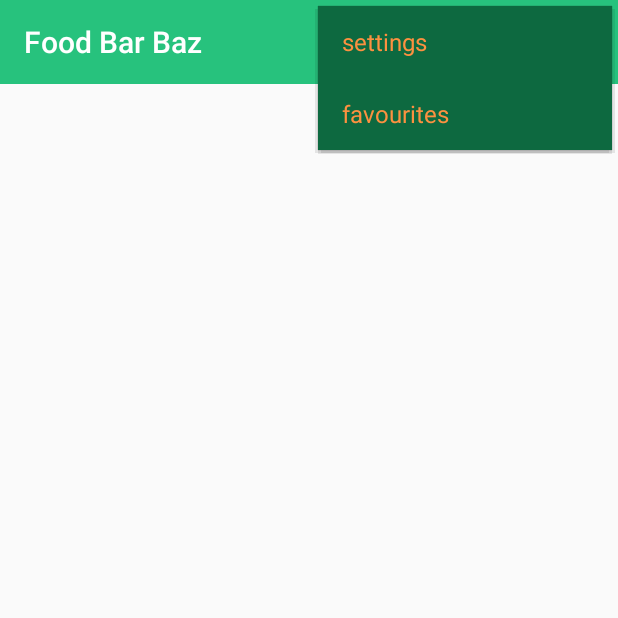
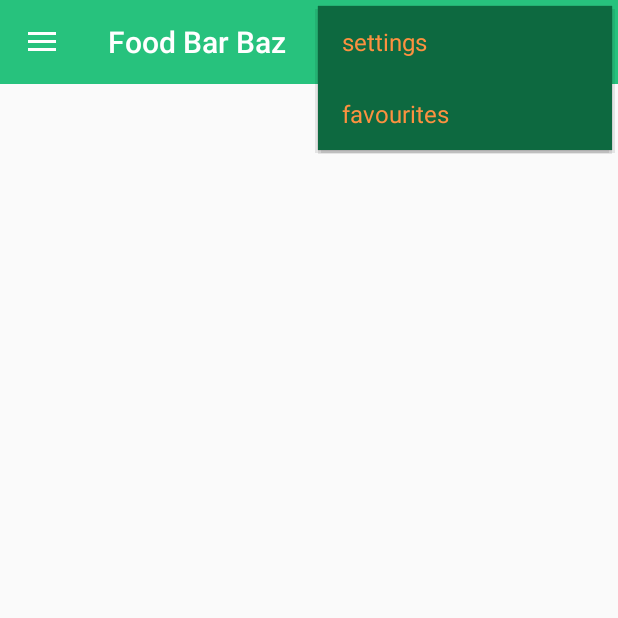
Before and after one commit to y3v/FoodBarBaz, an Android app: the screen it shows after launch (HomePage), with the options menu open, on a phone screen of 412 x 824 dp, the top half of it. Run offline under Robolectric (Android 15) with nearby library versions, the phone set to English and light mode, and no system bars.

Commit message:
Menu theme changes

```diff
--- a/app/src/main/AndroidManifest.xml
+++ b/app/src/main/AndroidManifest.xml
@@ -1,7 +1,6 @@
 <?xml version="1.0" encoding="utf-8"?>
 <manifest xmlns:android="http://schemas.android.com/apk/res/android"
     package="com.example.yev.foodbarbaz">
-
     <application
         android:allowBackup="true"
         android:icon="@mipmap/ic_launcher"
--- a/app/src/main/java/com/example/yev/foodbarbaz/HomePage.java
+++ b/app/src/main/java/com/example/yev/foodbarbaz/HomePage.java
@@ -1,5 +1,8 @@
 package com.example.yev.foodbarbaz;
 
+import android.support.design.widget.NavigationView;
+import android.support.v4.widget.DrawerLayout;
+import android.support.v7.app.ActionBarDrawerToggle;
 import android.support.v7.app.AppCompatActivity;
 import android.os.Bundle;
 import android.support.v7.widget.Toolbar;
@@ -10,14 +13,24 @@ import android.widget.Toast;
 public class HomePage extends AppCompatActivity {
 
     Toolbar toolBar;
+    DrawerLayout drawerLayout;
+    NavigationView navigationView;
 
     @Override
     protected void onCreate(Bundle savedInstanceState) {
         super.onCreate(savedInstanceState);
-        setContentView(R.layout.activity_home_page);
+        setContentView(R.layout.navigation_drawer);
 
         toolBar = findViewById(R.id.appBar);
         setSupportActionBar(toolBar);
+
+        drawerLayout = findViewById(R.id.drawer_layout);
+        navigationView =findViewById(R.id.navigation_view);
+
+        ActionBarDrawerToggle toggle = new ActionBarDrawerToggle(this, drawerLayout, toolBar, R.string.open_drawer, R.string.closed_drawer);
+        drawerLayout.addDrawerListener(toggle);
+
+        toggle.syncState();
     }
 
     @Override
--- /dev/null
+++ b/app/src/main/res/drawable/ic_account_circle_black_24dp.xml
@@ -0,0 +1,9 @@
+<vector xmlns:android="http://schemas.android.com/apk/res/android"
+        android:width="24dp"
+        android:height="24dp"
+        android:viewportWidth="24.0"
+        android:viewportHeight="24.0">
+    <path
+        android:fillColor="#ffffff"
+        android:pathData="M12,2C6.48,2 2,6.48 2,12s4.48,10 10,10 10,-4.48 10,-10S17.52,2 12,2zM12,5c1.66,0 3,1.34 3,3s-1.34,3 -3,3 -3,-1.34 -3,-3 1.34,-3 3,-3zM12,19.2c-2.5,0 -4.71,-1.28 -6,-3.22 0.03,-1.99 4,-3.08 6,-3.08 1.99,0 5.97,1.09 6,3.08 -1.29,1.94 -3.5,3.22 -6,3.22z"/>
+</vector>
--- /dev/null
+++ b/app/src/main/res/layout/navigation_drawer.xml
@@ -0,0 +1,24 @@
+<?xml version="1.0" encoding="utf-8"?>
+<android.support.v4.widget.DrawerLayout
+    xmlns:android="http://schemas.android.com/apk/res/android"
+    xmlns:app="http://schemas.android.com/apk/res-auto"
+    android:layout_width="match_parent"
+    android:layout_height="match_parent"
+    xmlns:tools="http://schemas.android.com/tools"
+    android:id="@+id/drawer_layout"
+    android:fitsSystemWindows="true"
+    tools:openDrawer="start">
+
+    <include layout="@layout/activity_home_page"></include>
+
+    <android.support.design.widget.NavigationView
+        android:layout_width="wrap_content"
+        android:layout_height="match_parent"
+        android:id="@+id/navigation_view"
+        android:layout_gravity="start"
+        android:fitsSystemWindows="true"
+        app:headerLayout="@layout/navigation_header">
+        <!--app:menu="@menu/navigation_menu"-->
+    </android.support.design.widget.NavigationView>
+
+</android.support.v4.widget.DrawerLayout>
--- a/app/src/main/res/menu/main_menu.xml
+++ b/app/src/main/res/menu/main_menu.xml
@@ -5,13 +5,20 @@
     xmlns:tools="http://schemas.android.com/tools"
     tools:context=".MainActivity">
     <item
+        android:id="@+id/favorites"
+        android:orderInCategory="160"
+        android:title="@string/account"
+        app:showAsAction="always|withText"
+        android:icon="@drawable/ic_account_circle_black_24dp"
+        />
+    <item
         android:id="@+id/action_settings"
-        android:orderInCategory="100"
+        android:orderInCategory="180"
         android:title="@string/settings"
         app:showAsAction="never" />
     <item
         android:id="@+id/action_favs"
-        android:orderInCategory="100"
+        android:orderInCategory="200"
         android:title="@string/favourites"
         app:showAsAction="never" />
 
--- /dev/null
+++ b/app/src/main/res/menu/navigation_menu.xml
@@ -0,0 +1,34 @@
+<?xml version="1.0" encoding="utf-8"?>
+<menu xmlns:android="http://schemas.android.com/apk/res/android">
+    <group android:checkableBehavior="single">
+        <item
+            android:title="My Favourites"
+            android:id="@+id/favourites_drawer"
+            >
+        </item>
+
+        <item
+            android:title="Application Settings"
+            android:id="@+id/app_settings_drawer">
+        </item>
+
+        <item
+            android:title="My History"
+            android:id="@+id/history_drawer">
+        </item>
+    </group>
+
+    <item android:title="Advanced Options"></item>
+
+    <menu>
+        <item
+            android:title="My Favourites"
+            android:id="@+id/about_us_drawer">
+        </item>
+        <item
+            android:title="Report"
+            android:id="@+id/report_drawer">
+        </item>
+    </menu>
+
+</menu>
--- a/app/src/main/res/values/strings.xml
+++ b/app/src/main/res/values/strings.xml
@@ -5,4 +5,9 @@
     <string name="title_notifications">Notifications</string>
     <string name="favourites">favourites</string>
     <string name="settings">settings</string>
+    <string name="showFavs">Favourites</string>
+    <string name="account">Account</string>
+    <string name="foodbarbaz_email">foodbarbaz@gmail.com</string>
+    <string name="open_drawer">Open Drawer</string>
+    <string name="closed_drawer">Closed Drawer</string>
 </resources>
--- a/app/src/main/res/values/styles.xml
+++ b/app/src/main/res/values/styles.xml
@@ -7,6 +7,7 @@
         <item name="colorPrimaryDark">@color/darkTeal</item>
         <item name="colorAccent">@color/orange</item>
         <item name="popupTheme">@style/PopupTheme</item>
+        <item name="android:navigationBarColor">@color/teal</item>
     </style>
 
     <style name="PopupTheme" parent="Theme.AppCompat.Light">
--- a/gradle.properties
+++ b/gradle.properties
@@ -10,6 +10,7 @@
 # Specifies the JVM arguments used for the daemon process.
 # The setting is particularly useful for tweaking memory settings.
 org.gradle.jvmargs=-Xmx1536m
+android.enableAapt2=false
 
 # When configured, Gradle will run in incubating parallel mode.
 # This option should only be used with decoupled projects. More details, visit
```
Also changed, not shown: app/build.gradle (+5 -3 lines), app/src/main/res/drawable/favs.xml (added, +9 -0 lines), app/src/main/res/layout/navigation_header.xml (added, +33 -0 lines).
